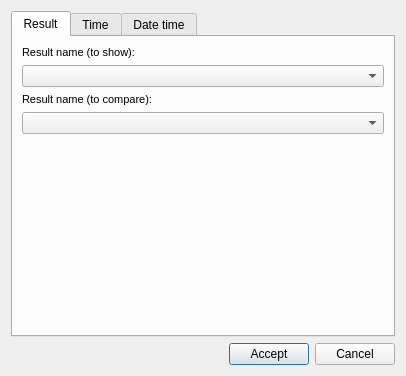
Giswater/giswater_qgis_plugin, file core/ui/toolbars/epa/go2epa_selector.ui: the form before one commit.
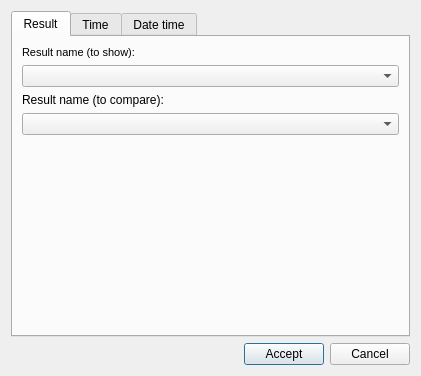
The form after the commit.

Commit message: Minor enhancement: Refactor label on go2epa selector form

The edit to the form file:
```diff
--- a/core/ui/toolbars/epa/go2epa_selector.ui
+++ b/core/ui/toolbars/epa/go2epa_selector.ui
@@ -6,7 +6,7 @@
    <rect>
     <x>0</x>
     <y>0</y>
-    <width>406</width>
+    <width>421</width>
     <height>376</height>
    </rect>
   </property>
@@ -16,6 +16,12 @@
   <layout class="QGridLayout" name="gridLayout_2">
    <item row="0" column="0">
     <widget class="QTabWidget" name="tabWidget">
+     <property name="sizePolicy">
+      <sizepolicy hsizetype="Expanding" vsizetype="Expanding">
+       <horstretch>0</horstretch>
+       <verstretch>0</verstretch>
+      </sizepolicy>
+     </property>
      <property name="currentIndex">
       <number>0</number>
      </property>
@@ -66,35 +72,9 @@
        </item>
        <item>
         <widget class="QLabel" name="lbl_result_name_to_compare">
-         <property name="minimumSize">
-          <size>
-           <width>140</width>
-           <height>0</height>
-          </size>
-         </property>
-         <property name="maximumSize">
-          <size>
-           <width>140</width>
-           <height>16777215</height>
-          </size>
-         </property>
-         <property name="font">
-          <font>
-           <pointsize>8</pointsize>
-          </font>
-         </property>
-         <property name="frameShape">
-          <enum>QFrame::NoFrame</enum>
-         </property>
-         <property name="frameShadow">
-          <enum>QFrame::Raised</enum>
-         </property>
          <property name="text">
           <string>Result name (to compare):</string>
          </property>
-         <property name="margin">
-          <number>3</number>
-         </property>
         </widget>
        </item>
        <item>
```
